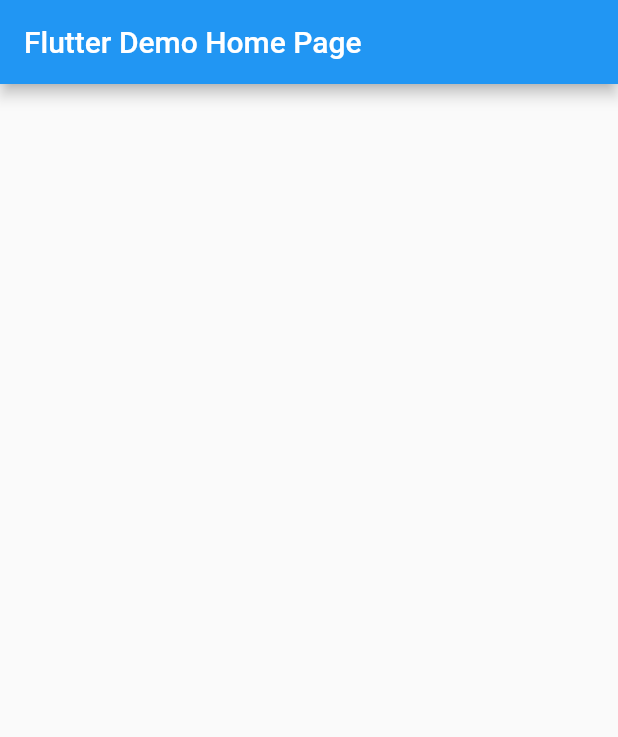
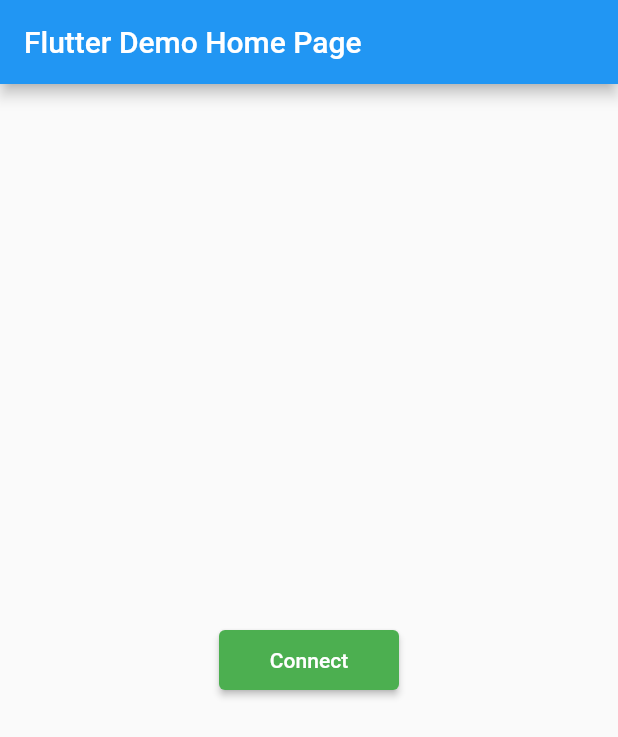
Before and after one commit to rahul-badgujar/tf_async_progress_buttons_flutter_package, a Flutter app: the screen it shows after launch, on a phone screen of 412 x 824 dp. Shown: the top 737 px of the screen. Run offline on Flutter 3.47's test engine with Material 2 defaults, Android fonts, the phone set to English and light mode, and no system bars.

Commit message:
elevated button added

```diff
--- a/example/lib/main.dart
+++ b/example/lib/main.dart
@@ -41,21 +41,23 @@ class _MyHomePageState extends State<MyHomePage> {
         child: Column(
           mainAxisAlignment: MainAxisAlignment.center,
           children: <Widget>[
-            /* TfAsyncProgressButton(
-              width: 120,
-              height: 40,
-              actionInitWidget: Text('Connect'),
-              actionCompletedWidget: Text('Disconnect'),
-              buttonStyleInitial: ButtonStyle(
+            TfAsyncProgressElevatedButton(
+              action: connectToServer,
+              undoAction: connectToServer,
+              actionInitButtonChild: const Text('Connect'),
+              actionInProgressButtonChild: const Text('Wait'),
+              actionCompleteButtonChild: const Text('Disconnect'),
+              size: const Size(120, 40),
+              actionInitButtonStyle: ButtonStyle(
                 backgroundColor: MaterialStateProperty.all<Color>(Colors.green),
               ),
-              buttonStyleOnActionComplete: ButtonStyle(
+              actionInProgressButtonStyle: ButtonStyle(
+                backgroundColor: MaterialStateProperty.all<Color>(Colors.grey),
+              ),
+              actionDoneButtonStyle: ButtonStyle(
                 backgroundColor: MaterialStateProperty.all<Color>(Colors.red),
               ),
-              actionCallback: () async {
-                await connectToServer();
-              },
-            ), */
+            ),
           ],
         ),
       ),
@@ -63,7 +65,7 @@ class _MyHomePageState extends State<MyHomePage> {
   }
 
   Future<void> connectToServer() async {
-    final task = Future.delayed(Duration(seconds: 2));
+    final task = Future.delayed(const Duration(seconds: 2));
     await task;
   }
 }
--- a/lib/src/tf_async_progress_base_button_impl.dart
+++ b/lib/src/tf_async_progress_base_button_impl.dart
@@ -1,10 +1,11 @@
+import 'package:flutter/foundation.dart';
 import 'package:flutter/material.dart';
 
-enum TfActionStatus {
+enum TfAsyncProgressButtonStates {
   yetToInit,
   inProgress,
   completed,
-  errored,
+  // TODO: add errored status
 }
 
 abstract class TfAsyncProgressBaseButton extends StatelessWidget {
@@ -43,28 +44,74 @@ abstract class TfAsyncProgressBaseButton extends StatelessWidget {
   final Size? size;
 
   // async callbacks to do and undo action
-  final Future Function() action;
-  final Future Function() undoAction;
+  final AsyncValueGetter action;
+  final AsyncValueGetter undoAction;
 
   // value notifiers
-  final ValueNotifier<TfActionStatus?> actionStateNotifier =
-      ValueNotifier(null);
-  final ValueNotifier<TfActionStatus?> undoActionStateNotifier =
-      ValueNotifier(null);
+  final ValueNotifier<TfAsyncProgressButtonStates> buttonStateNotifier =
+      ValueNotifier(TfAsyncProgressButtonStates.yetToInit);
 
   Future Function()? get onButtonPressedCallback {
-    if (actionStateNotifier.value == TfActionStatus.yetToInit) {
-      return action;
+    if (buttonState == TfAsyncProgressButtonStates.yetToInit) {
+      return onActionInit;
+    } else if (buttonState == TfAsyncProgressButtonStates.completed) {
+      return onUndoActionInit;
     }
     return null;
   }
 
+  Future<dynamic> onActionInit() async {
+    assert(buttonState == TfAsyncProgressButtonStates.yetToInit);
+    // put the button in progress state
+    buttonState = TfAsyncProgressButtonStates.inProgress;
+    final result = await action.call();
+    // put the button in progress state
+    buttonState = TfAsyncProgressButtonStates.completed;
+    return result;
+  }
+
+  Future<dynamic> onUndoActionInit() async {
+    assert(buttonState == TfAsyncProgressButtonStates.completed);
+    // put the button in progress state
+    buttonState = TfAsyncProgressButtonStates.inProgress;
+    final result = await action.call();
+    // put the button in progress state
+    buttonState = TfAsyncProgressButtonStates.yetToInit;
+    return result;
+  }
+
+  set buttonState(TfAsyncProgressButtonStates updatedState) {
+    buttonStateNotifier.value = updatedState;
+  }
+
+  TfAsyncProgressButtonStates get buttonState {
+    return buttonStateNotifier.value;
+  }
+
   Widget get childWidget {
-    return const SizedBox();
+    switch (buttonStateNotifier.value) {
+      case TfAsyncProgressButtonStates.yetToInit:
+        return actionInitButtonChild;
+      case TfAsyncProgressButtonStates.inProgress:
+        return actionInProgressButtonChild;
+      case TfAsyncProgressButtonStates.completed:
+        return actionDoneButtonChild;
+    }
   }
 
   ButtonStyle? get buttonStyle {
     ButtonStyle? styleToShow;
+    switch (buttonStateNotifier.value) {
+      case TfAsyncProgressButtonStates.yetToInit:
+        styleToShow = actionInitButtonStyle;
+        break;
+      case TfAsyncProgressButtonStates.inProgress:
+        styleToShow = actionInProgressButtonStyle;
+        break;
+      case TfAsyncProgressButtonStates.completed:
+        styleToShow = actionDoneButtonStyle;
+        break;
+    }
     // return the style appending size constraints
     return styleToShow?.copyWith(
       fixedSize: ButtonStyleButton.allOrNull<Size>(size),
--- a/lib/src/tf_async_progress_elevated_button.dart
+++ b/lib/src/tf_async_progress_elevated_button.dart
@@ -12,7 +12,7 @@ class TfAsyncProgressElevatedButton extends TfAsyncProgressBaseButton {
     ButtonStyle? actionDoneButtonStyle,
     Widget actionInitButtonChild = const Text('Init'),
     Widget actionInProgressButtonChild = const Text('Init'),
-    Widget actionDoneButtonChild = const Text('Init'),
+    Widget actionCompleteButtonChild = const Text('Init'),
     Size size = const Size(100, 50),
     required Future Function() action,
     required Future Function() undoAction,
@@ -26,7 +26,7 @@ class TfAsyncProgressElevatedButton extends TfAsyncProgressBaseButton {
           actionDoneButtonStyle: actionDoneButtonStyle,
           actionInitButtonChild: actionInitButtonChild,
           actionInProgressButtonChild: actionInProgressButtonChild,
-          actionDoneButtonChild: actionDoneButtonChild,
+          actionDoneButtonChild: actionCompleteButtonChild,
           size: size,
           action: action,
           undoAction: undoAction,
@@ -34,6 +34,9 @@ class TfAsyncProgressElevatedButton extends TfAsyncProgressBaseButton {
 
   @override
   Widget build(BuildContext context) {
+    return ValueListenableBuilder(
+      valueListenable: buttonStateNotifier,
+      builder: (context, buttonStateValue, _) {
         return ElevatedButton(
           onPressed: onButtonPressedCallback,
           child: childWidget,
@@ -42,5 +45,7 @@ class TfAsyncProgressElevatedButton extends TfAsyncProgressBaseButton {
           focusNode: focusNode,
           style: buttonStyle,
         );
+      },
+    );
   }
 }
--- a/lib/tf_async_progress_button.dart
+++ b/lib/tf_async_progress_button.dart
@@ -1 +1,3 @@
 library tf_async_progress_button;
+
+export 'src/tf_async_progress_elevated_button.dart';
```
Lines whose indentation alone changed are shown as unchanged.
